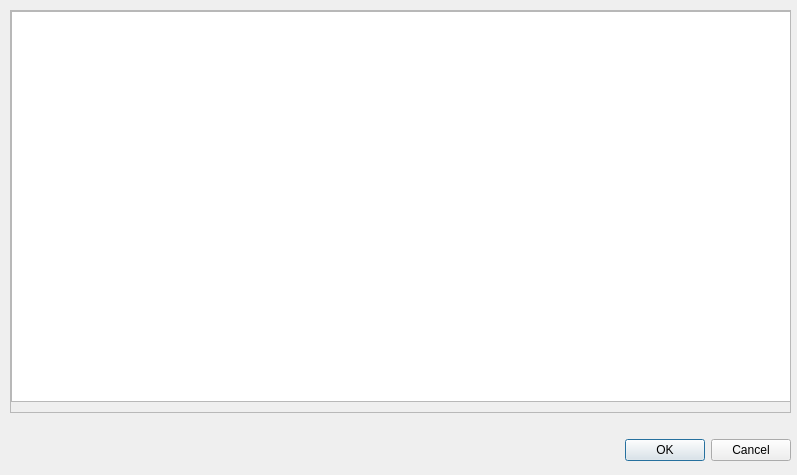
The window that Src/MatisseGui/RemoteJobUi/remote_file_dialog.ui (IfremerUnderwater/Matisse) describes before a commit, drawn with Qt 5.
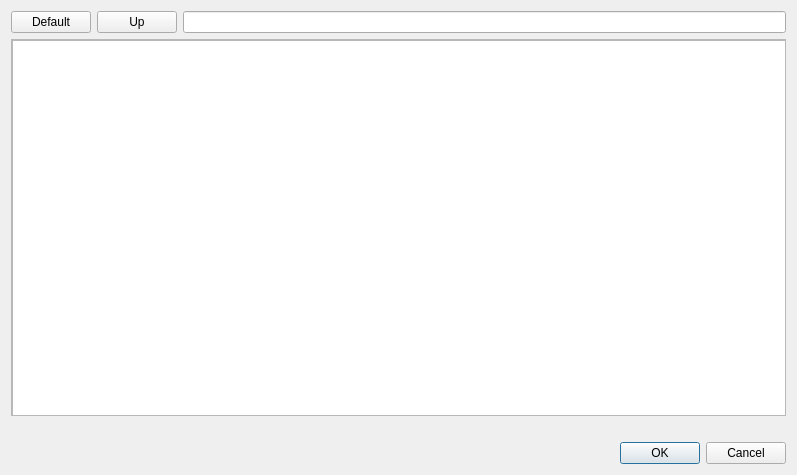
The same window after the commit.

Commit message: Updated remote upload workflow Upgraded remote file manager Intermediate commit before architecture upgrade of network_tools

Patch:
```diff
--- a/Src/MatisseGui/RemoteJobUi/remote_file_dialog.ui
+++ b/Src/MatisseGui/RemoteJobUi/remote_file_dialog.ui
@@ -19,16 +19,39 @@
   <property name="windowTitle">
    <string>Remote directory selection</string>
   </property>
-  <widget class="QWidget" name="verticalLayoutWidget">
-   <property name="geometry">
-    <rect>
-     <x>10</x>
-     <y>10</y>
-     <width>781</width>
-     <height>451</height>
-    </rect>
-   </property>
+  <layout class="QHBoxLayout" name="horizontalLayout_3">
+   <item>
    <layout class="QVBoxLayout" name="verticalLayout_2">
+     <item>
+      <layout class="QHBoxLayout" name="horizontalLayout_4">
+       <property name="spacing">
+        <number>6</number>
+       </property>
+       <property name="sizeConstraint">
+        <enum>QLayout::SetFixedSize</enum>
+       </property>
+       <property name="bottomMargin">
+        <number>0</number>
+       </property>
+       <item>
+        <widget class="QPushButton" name="m_pb_default_path">
+         <property name="text">
+          <string>Default</string>
+         </property>
+        </widget>
+       </item>
+       <item>
+        <widget class="QPushButton" name="m_pb_dir_up">
+         <property name="text">
+          <string>Up</string>
+         </property>
+        </widget>
+       </item>
+       <item>
+        <widget class="QLineEdit" name="m_le_path"/>
+       </item>
+      </layout>
+     </item>
     <item>
      <widget class="QScrollArea" name="scrollArea">
       <property name="widgetResizable">
@@ -39,8 +62,8 @@
         <rect>
          <x>0</x>
          <y>0</y>
-         <width>777</width>
-         <height>385</height>
+          <width>775</width>
+          <height>363</height>
         </rect>
        </property>
        <property name="sizePolicy">
@@ -92,7 +115,8 @@
      </widget>
     </item>
    </layout>
-  </widget>
+   </item>
+  </layout>
  </widget>
  <resources/>
  <connections>
```
Lines whose indentation alone changed are shown as unchanged. The commit also changes 33 other files.
